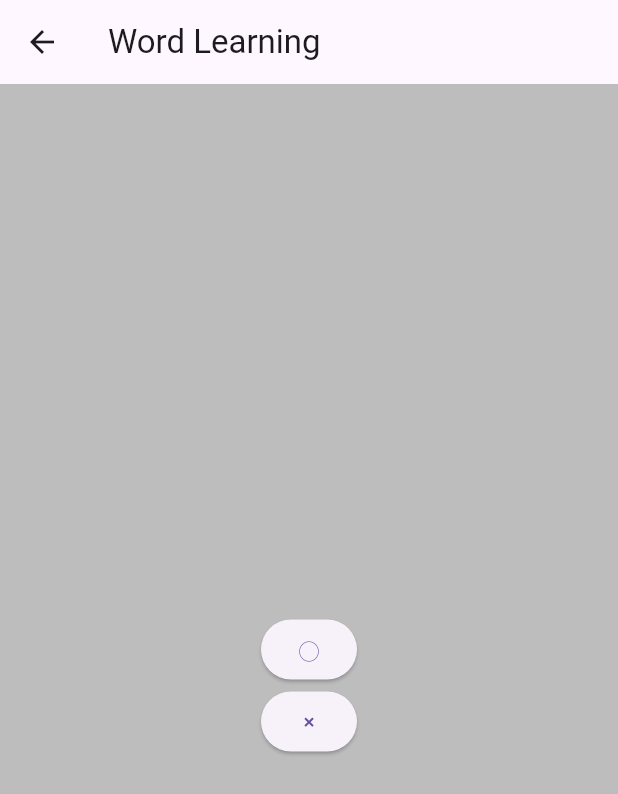
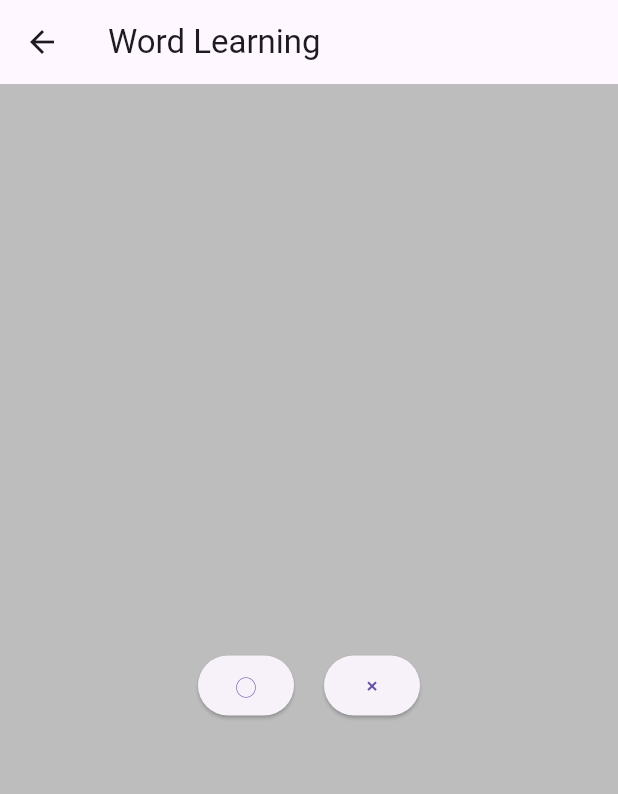
Before and after one commit to ysk826/englishApp, a Flutter app: the Flashcard screen opened directly, on a phone screen of 412 x 824 dp. Shown: the top 794 px of the screen. Run offline on Flutter 3.47's test engine with Material 3 defaults, Android fonts, the phone set to English and light mode, and no system bars; our stand-ins replace sqflite; accounts and stored records are empty.

Commit message:
◯ボタンと×ボタンを横並びに配置

```diff
--- a/lib/flashcard.dart
+++ b/lib/flashcard.dart
@@ -91,6 +91,10 @@ class _FlashcardState extends State<Flashcard> {
                 currentMeaning,
                 style: const TextStyle(fontSize: 20),
               ),
+            // ◯ボタンと×ボタンを横並びに配置
+            Row(
+              mainAxisAlignment: MainAxisAlignment.center, // 中央に配置
+              children: <Widget>[
                 Visibility(
                   // showMeaningがfalseのときだけ◯ボタンを表示
                   visible: !showMeaning,
@@ -103,6 +107,7 @@ class _FlashcardState extends State<Flashcard> {
                     },
                   ),
                 ),
+                const SizedBox(width: 20),
                 Visibility(
                   // showMeaningがfalseのときだけ×ボタンを表示
                   visible: !showMeaning,
@@ -114,6 +119,8 @@ class _FlashcardState extends State<Flashcard> {
                       });
                     },
                   ),
+                ),
+              ],
             ),
             Visibility(
               // showMeaningがtrueのときだけボタンを表示
```
Lines whose indentation alone changed are shown as unchanged.
